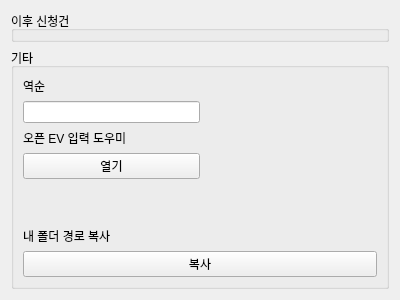
The window that ui/necessary_widget.ui (Glen-Lee-glitch/new_viewer) describes before a commit, drawn with Qt 5.
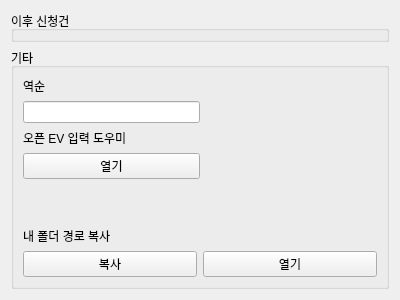
The same window after the commit.

Commit message:
feat: 폴더 경로 파일 탐색기 열기 기능 추가
- necessary_widget에 "열기" 버튼 추가 (복사 버튼 옆에 배치)
- 윈도우 파일 탐색기로 해당 폴더를 직접 여는 기능 구현
- 경로 생성 로직을 _get_folder_path 메서드로 공통화하여 코드 중복 제거
- 폴더가 없으면 자동 생성 후 열기

What changed in the file:
```diff
--- a/ui/necessary_widget.ui
+++ b/ui/necessary_widget.ui
@@ -101,11 +101,22 @@
          </widget>
         </item>
         <item>
+         <layout class="QHBoxLayout" name="horizontalLayout_folder_buttons">
+          <item>
          <widget class="QPushButton" name="pushButton_copy_folder">
           <property name="text">
            <string>복사</string>
           </property>
          </widget>
+          </item>
+          <item>
+           <widget class="QPushButton" name="pushButton_open_folder">
+            <property name="text">
+             <string>열기</string>
+            </property>
+           </widget>
+          </item>
+         </layout>
         </item>
        </layout>
       </item>
```
Lines whose indentation alone changed are shown as unchanged. The commit also changes 1 other file.
